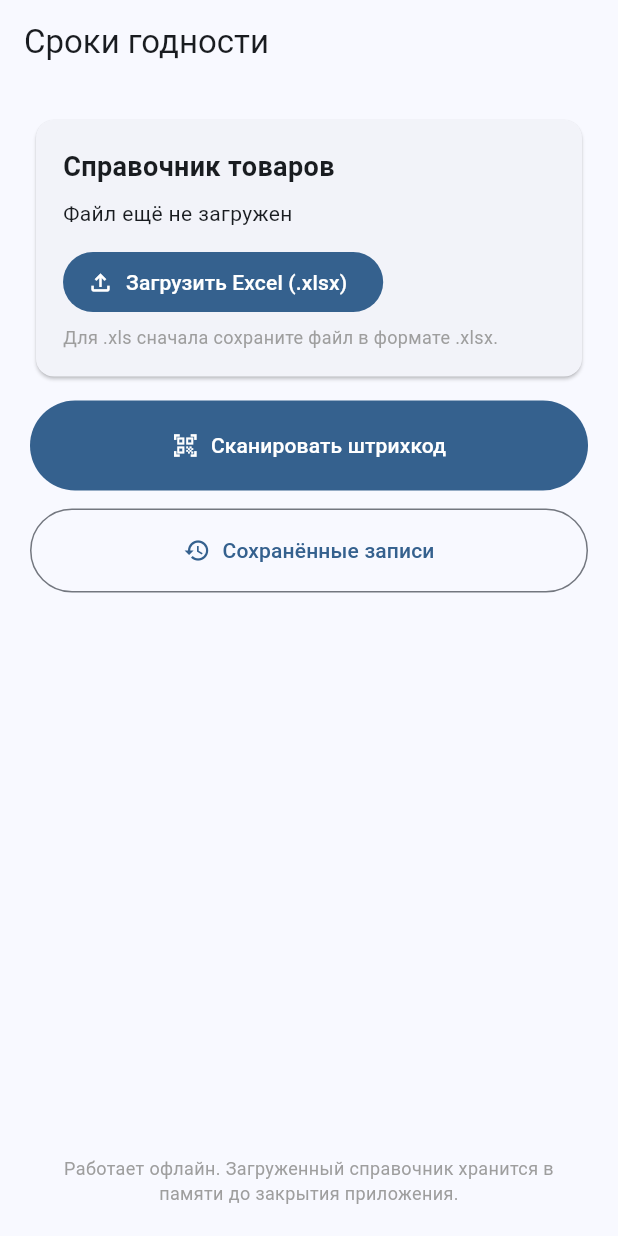
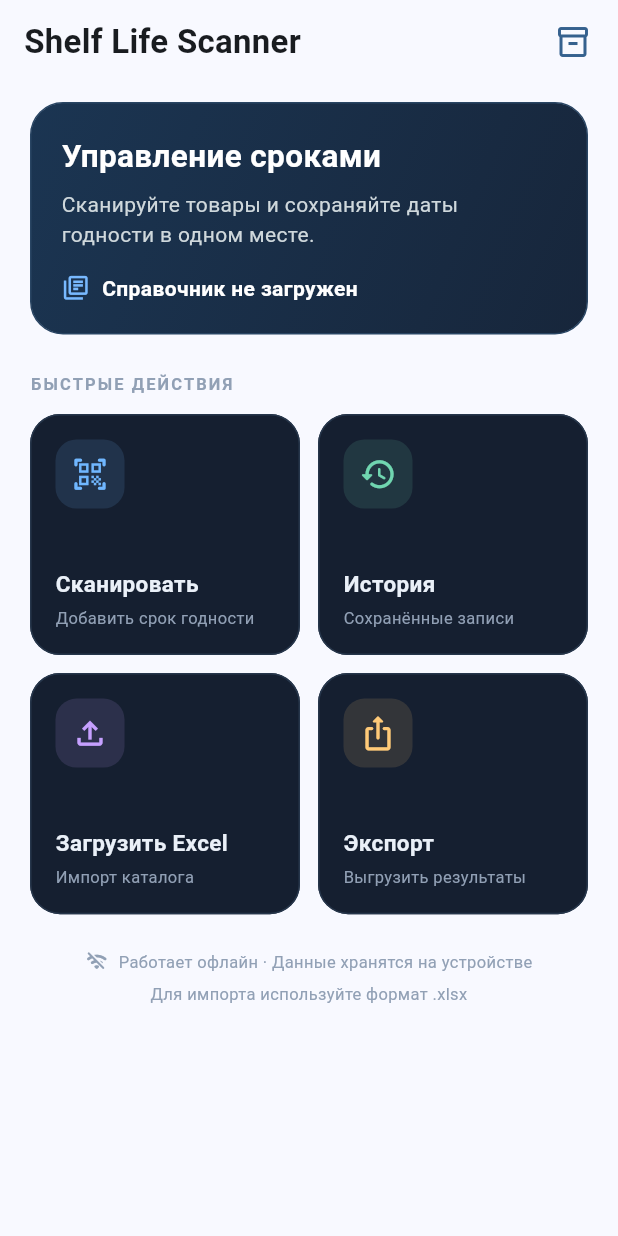
Before and after one commit to DarkVMD/Scanner_test, a Flutter app: the screen it shows after launch, on a phone screen of 412 x 824 dp. Run offline on Flutter 3.47's test engine with Material 3 defaults, Android fonts, the phone set to English and light mode, and no system bars; our stand-ins replace file_picker, share_plus, sqflite; missing offline and left inert: excel, mobile_scanner; accounts and stored records are empty.

Commit message:
Redesign home screen with dark action dashboard

```diff
--- a/lib/screens/home_screen.dart
+++ b/lib/screens/home_screen.dart
@@ -1,8 +1,14 @@
 import 'package:flutter/material.dart';
+import 'package:share_plus/share_plus.dart';
 import '../models/product.dart';
+import '../services/database_service.dart';
 import '../services/excel_service.dart';
 import 'scanner_screen.dart';
 import 'records_screen.dart';
+
+const _background = Color(0xFF0B1220);
+const _surface = Color(0xFF151F30);
+const _muted = Color(0xFF91A0B5);
 
 class HomeScreen extends StatefulWidget {
   const HomeScreen({super.key});
@@ -21,47 +27,139 @@ class _HomeScreenState extends State<HomeScreen> {
       if (!mounted) return;
       if (products.isNotEmpty) {
         setState(() => _catalog = {for (final product in products) product.barcode: product});
-        ScaffoldMessenger.of(context).showSnackBar(SnackBar(content: Text('Загружено товаров: ${products.length}')));
+        _message('Загружено товаров: ${products.length}');
       }
     } catch (e) {
-      if (mounted) _error(e.toString().replaceFirst('Exception: ', ''));
+      if (mounted) _message(e.toString().replaceFirst('Exception: ', ''));
     } finally {
       if (mounted) setState(() => _busy = false);
     }
   }
 
-  void _error(String message) => ScaffoldMessenger.of(context).showSnackBar(SnackBar(content: Text(message)));
+  Future<void> _export() async {
+    try {
+      final records = await DatabaseService.instance.allRecords();
+      if (!mounted) return;
+      if (records.isEmpty) {
+        _message('Пока нечего экспортировать');
+        return;
+      }
+      final bytes = ExcelService.exportRecords(records);
+      await Share.shareXFiles([
+        XFile.fromData(bytes, mimeType: 'application/vnd.openxmlformats-officedocument.spreadsheetml.sheet', name: 'sroki_godnosti.xlsx'),
+      ], text: 'Экспорт сроков годности');
+    } catch (e) {
+      if (mounted) _message('Ошибка экспорта: $e');
+    }
+  }
+
+  void _message(String value) => ScaffoldMessenger.of(context).showSnackBar(SnackBar(content: Text(value)));
+
+  void _openScanner() {
+    if (_catalog.isEmpty) {
+      _message('Сначала загрузите справочник .xlsx');
+      return;
+    }
+    Navigator.push(context, MaterialPageRoute(builder: (_) => ScannerScreen(catalog: _catalog)));
+  }
 
   @override
   Widget build(BuildContext context) => Scaffold(
-    appBar: AppBar(title: const Text('Сроки годности')),
-    body: SafeArea(child: Padding(
-      padding: const EdgeInsets.all(20),
-      child: Column(crossAxisAlignment: CrossAxisAlignment.stretch, children: [
-        Card(child: Padding(padding: const EdgeInsets.all(18), child: Column(crossAxisAlignment: CrossAxisAlignment.start, children: [
-          const Text('Справочник товаров', style: TextStyle(fontSize: 18, fontWeight: FontWeight.bold)),
-          const SizedBox(height: 8),
-          Text(_catalog.isEmpty ? 'Файл ещё не загружен' : 'В памяти: ${_catalog.length} товаров'),
+    appBar: AppBar(
+      title: const Text('Shelf Life Scanner', style: TextStyle(fontWeight: FontWeight.w700, letterSpacing: 0.2)),
+      centerTitle: false,
+      actions: [
+        Padding(
+          padding: const EdgeInsets.only(right: 18),
+          child: Icon(Icons.inventory_2_outlined, color: Theme.of(context).colorScheme.primary),
+        ),
+      ],
+    ),
+    body: SafeArea(
+      child: ListView(
+        padding: const EdgeInsets.fromLTRB(20, 12, 20, 24),
+        children: [
+          Container(
+            padding: const EdgeInsets.all(20),
+            decoration: BoxDecoration(
+              gradient: const LinearGradient(colors: [Color(0xFF1B3552), Color(0xFF17263B)], begin: Alignment.topLeft, end: Alignment.bottomRight),
+              borderRadius: BorderRadius.circular(22),
+              border: Border.all(color: const Color(0xFF294563)),
+            ),
+            child: Column(crossAxisAlignment: CrossAxisAlignment.start, children: [
+              const Text('Управление сроками', style: TextStyle(color: Colors.white, fontSize: 21, fontWeight: FontWeight.w700)),
+              const SizedBox(height: 7),
+              Text('Сканируйте товары и сохраняйте даты годности в одном месте.', style: TextStyle(color: Colors.blueGrey.shade100, height: 1.4)),
+              const SizedBox(height: 16),
+              Row(children: [
+                const Icon(Icons.library_books_outlined, color: Color(0xFF78B9FF), size: 19),
+                const SizedBox(width: 8),
+                Expanded(child: Text(_catalog.isEmpty ? 'Справочник не загружен' : 'В справочнике: ${_catalog.length} товаров', style: const TextStyle(color: Colors.white, fontWeight: FontWeight.w600))),
+                if (_catalog.isNotEmpty) const Icon(Icons.check_circle, color: Color(0xFF68D6A8), size: 19),
+              ]),
+            ]),
+          ),
+          const SizedBox(height: 25),
+          const Text('БЫСТРЫЕ ДЕЙСТВИЯ', style: TextStyle(color: _muted, fontSize: 11, fontWeight: FontWeight.w700, letterSpacing: 1.4)),
           const SizedBox(height: 12),
-          FilledButton.icon(onPressed: _busy ? null : _import, icon: const Icon(Icons.file_upload_outlined), label: Text(_busy ? 'Загрузка…' : 'Загрузить Excel (.xlsx)')),
-          const SizedBox(height: 4),
-          const Text('Для .xls сначала сохраните файл в формате .xlsx.', style: TextStyle(fontSize: 12, color: Colors.grey)),
-        ]))),
-        const SizedBox(height: 12),
-        FilledButton.icon(
-          style: FilledButton.styleFrom(padding: const EdgeInsets.symmetric(vertical: 20)),
-          onPressed: _catalog.isEmpty ? () => _error('Сначала загрузите справочник .xlsx') : () => Navigator.push(context, MaterialPageRoute(builder: (_) => ScannerScreen(catalog: _catalog))),
-          icon: const Icon(Icons.qr_code_scanner), label: const Text('Сканировать штрихкод'),
-        ),
-        const SizedBox(height: 12),
-        OutlinedButton.icon(
-          style: OutlinedButton.styleFrom(padding: const EdgeInsets.symmetric(vertical: 18)),
-          onPressed: () => Navigator.push(context, MaterialPageRoute(builder: (_) => const RecordsScreen())),
-          icon: const Icon(Icons.history), label: const Text('Сохранённые записи'),
-        ),
-        const Spacer(),
-        const Text('Работает офлайн. Загруженный справочник хранится в памяти до закрытия приложения.', textAlign: TextAlign.center, style: TextStyle(color: Colors.grey, fontSize: 12)),
-      ]),
-    )),
+          GridView.count(
+            crossAxisCount: 2,
+            shrinkWrap: true,
+            physics: const NeverScrollableScrollPhysics(),
+            mainAxisSpacing: 12,
+            crossAxisSpacing: 12,
+            childAspectRatio: 1.12,
+            children: [
+              _ActionCard(icon: Icons.qr_code_scanner_rounded, title: 'Сканировать', subtitle: 'Добавить срок годности', color: const Color(0xFF70B7FF), onTap: _openScanner),
+              _ActionCard(icon: Icons.history_rounded, title: 'История', subtitle: 'Сохранённые записи', color: const Color(0xFF70D6B0), onTap: () => Navigator.push(context, MaterialPageRoute(builder: (_) => const RecordsScreen()))),
+              _ActionCard(icon: Icons.file_upload_outlined, title: 'Загрузить Excel', subtitle: _busy ? 'Загрузка файла…' : 'Импорт каталога', color: const Color(0xFFC6A0FF), onTap: _busy ? null : _import),
+              _ActionCard(icon: Icons.ios_share_rounded, title: 'Экспорт', subtitle: 'Выгрузить результаты', color: const Color(0xFFFFCA78), onTap: _export),
+            ],
+          ),
+          const SizedBox(height: 24),
+          Row(mainAxisAlignment: MainAxisAlignment.center, children: const [
+            Icon(Icons.wifi_off_rounded, size: 15, color: _muted),
+            SizedBox(width: 7),
+            Text('Работает офлайн · Данные хранятся на устройстве', style: TextStyle(color: _muted, fontSize: 11)),
+          ]),
+          const SizedBox(height: 5),
+          const Text('Для импорта используйте формат .xlsx', textAlign: TextAlign.center, style: TextStyle(color: _muted, fontSize: 11)),
+        ],
+      ),
+    ),
   );
 }
+
+class _ActionCard extends StatelessWidget {
+  const _ActionCard({required this.icon, required this.title, required this.subtitle, required this.color, required this.onTap});
+  final IconData icon;
+  final String title;
+  final String subtitle;
+  final Color color;
+  final VoidCallback? onTap;
+
+  @override
+  Widget build(BuildContext context) => Material(
+    color: _surface,
+    borderRadius: BorderRadius.circular(20),
+    child: InkWell(
+      onTap: onTap,
+      borderRadius: BorderRadius.circular(20),
+      child: Container(
+        padding: const EdgeInsets.all(16),
+        decoration: BoxDecoration(borderRadius: BorderRadius.circular(20), border: Border.all(color: const Color(0xFF26364B))),
+        child: Column(crossAxisAlignment: CrossAxisAlignment.start, mainAxisAlignment: MainAxisAlignment.center, children: [
+          Container(
+            width: 46, height: 46,
+            decoration: BoxDecoration(color: color.withValues(alpha: 0.13), borderRadius: BorderRadius.circular(14)),
+            child: Icon(icon, color: color, size: 25),
+          ),
+          const Spacer(),
+          Text(title, style: const TextStyle(color: Color(0xFFEAF0F8), fontSize: 15, fontWeight: FontWeight.w700)),
+          const SizedBox(height: 4),
+          Text(subtitle, maxLines: 1, overflow: TextOverflow.ellipsis, style: const TextStyle(color: _muted, fontSize: 11)),
+        ]),
+      ),
+    ),
+  );
+}
```
